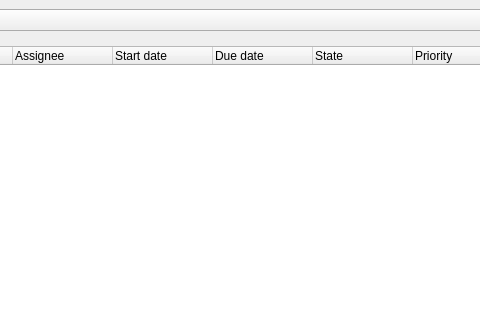
Before: the Qt Designer form UI/shot_tracker.ui in HaydenGuy/ftrack_Shot_Tracker, drawn with Qt 5; both pictures show x 306 to 786 and y 0 to 320 of the 1000 by 600 pixel window.
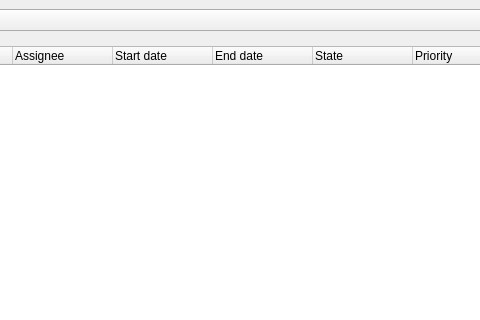
After: the same form once the commit is applied.

Commit message: Changed Due date heading to End date

Patch:
```diff
--- a/UI/shot_tracker.ui
+++ b/UI/shot_tracker.ui
@@ -86,7 +86,7 @@
               </column>
               <column>
                <property name="text">
-                <string>Due date</string>
+                <string>End date</string>
                </property>
               </column>
               <column>
```
The commit also changes 1 other file.
